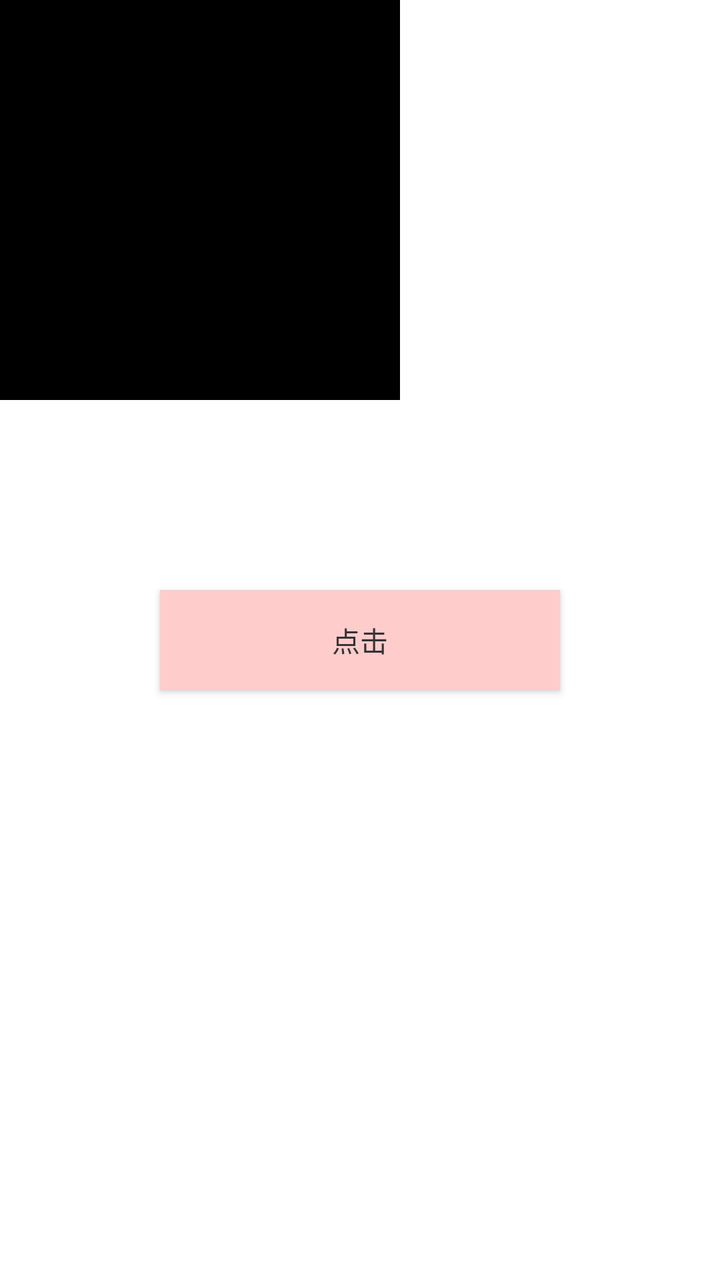
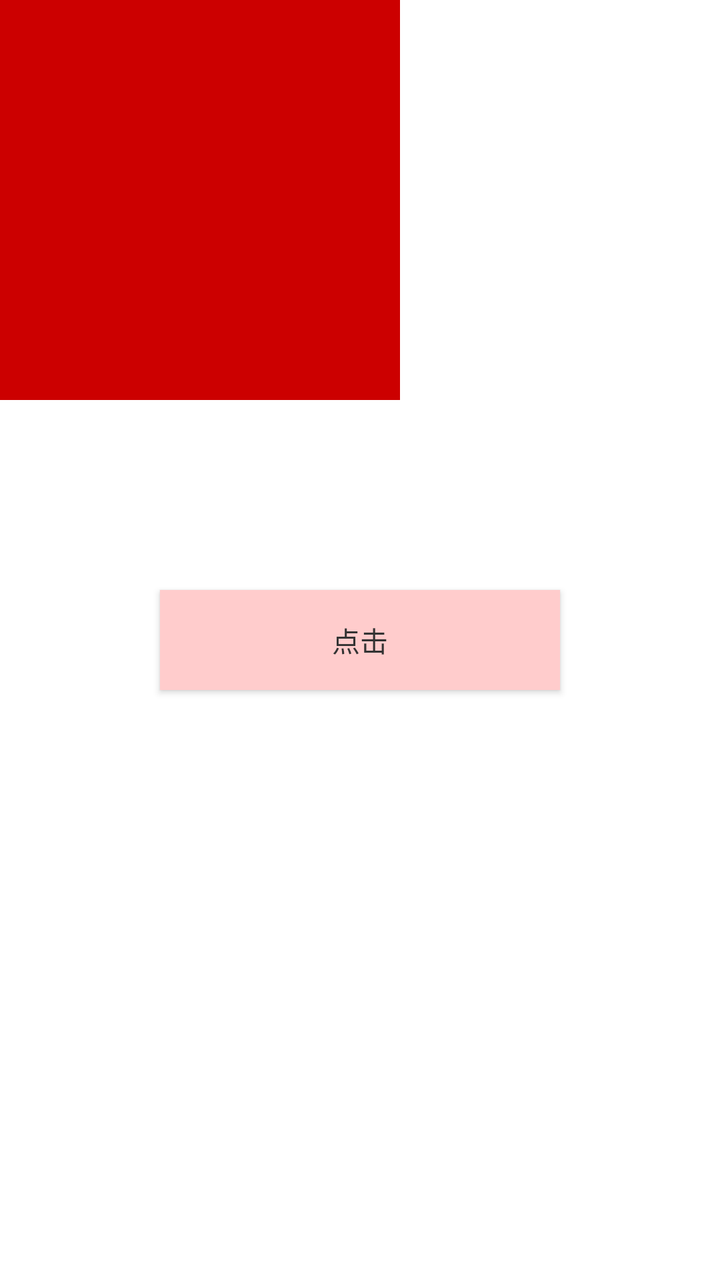

Two renders of the same Android screen: before a commit and after it. Below are the layout's source before the change and the commit's diff.
<!-- AndroidManifest.xml: application theme AppBaseTheme -->
<!-- res/layout/main_first_frag_layout.xml -->
<?xml version="1.0" encoding="utf-8"?>
<RelativeLayout xmlns:android="http://schemas.android.com/apk/res/android"
    android:layout_width="fill_parent"
    android:layout_height="fill_parent"
    android:background="@color/white"
    android:orientation="vertical">

    <Button
        android:id="@+id/button_1"
        android:layout_width="200dp"
        android:layout_height="50dp"
        android:layout_centerInParent="true"
        android:background="#ffcccc"
        android:text="点击"
        android:textColor="#333333" />

    <ImageView
        android:id="@+id/image"
        android:layout_width="200dp"
        android:layout_height="200dp"
        android:background="@color/black" />
</RelativeLayout>
<!-- resources referenced by this layout -->
<resources>
  <color name="black">#000000</color>
  <color name="white">#ffffff</color>
  <style name="AppBaseTheme" parent="@style/Theme.AppCompat.Light.NoActionBar">
          <item name="android:windowNoTitle">true</item>
          <item name="android:windowContentOverlay">@null</item>
          <item name="android:forceDarkAllowed" tools:targetApi="q">false</item>
      </style>
</resources>

<!-- the commit's change to res/layout/main_first_frag_layout.xml (unified diff, before → after) -->
@@ -18,5 +18,5 @@
         android:id="@+id/image"
         android:layout_width="200dp"
         android:layout_height="200dp"
-        android:background="@color/black" />
+        android:background="@color/holo_red_dark" />
 </RelativeLayout>
<!-- resource entries referenced after the edit -->
@@ -1,6 +1,6 @@
 <!-- resources referenced by this layout -->
 <resources>
-  <color name="black">#000000</color>
+  <color name="holo_red_dark">#ffcc0000</color>
   <color name="white">#ffffff</color>
   <style name="AppBaseTheme" parent="@style/Theme.AppCompat.Light.NoActionBar">
           <item name="android:windowNoTitle">true</item>
